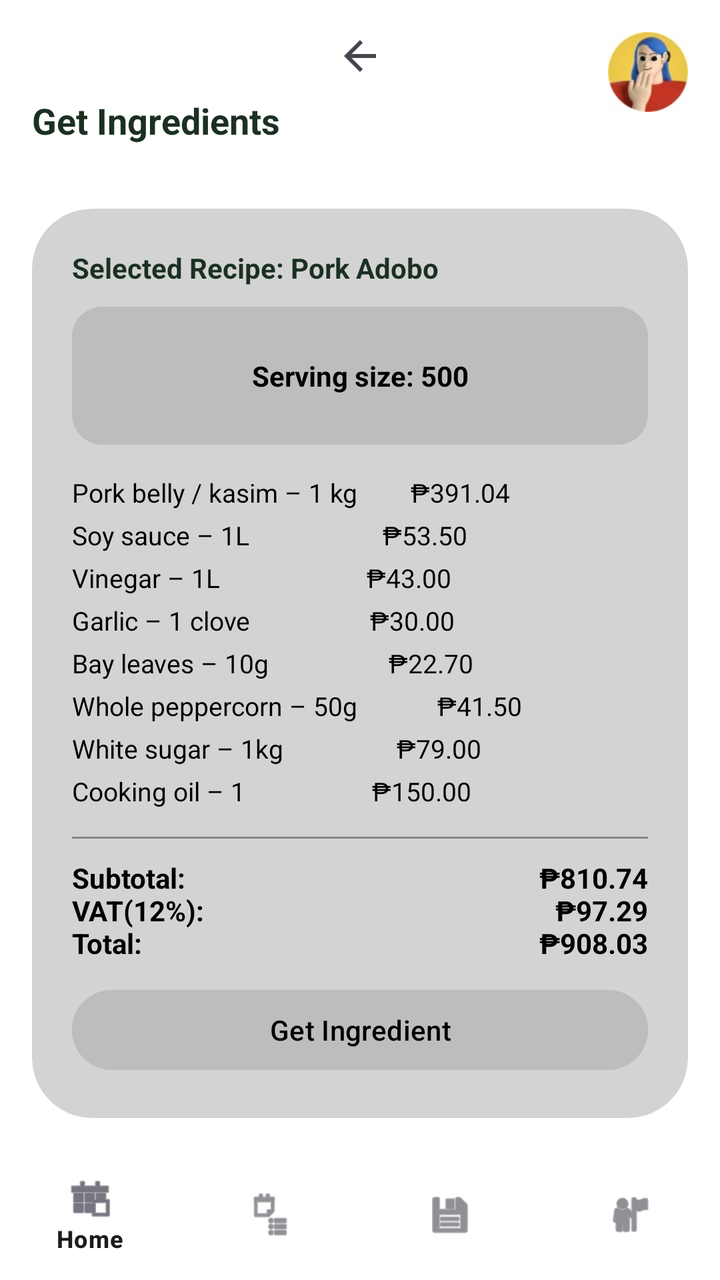
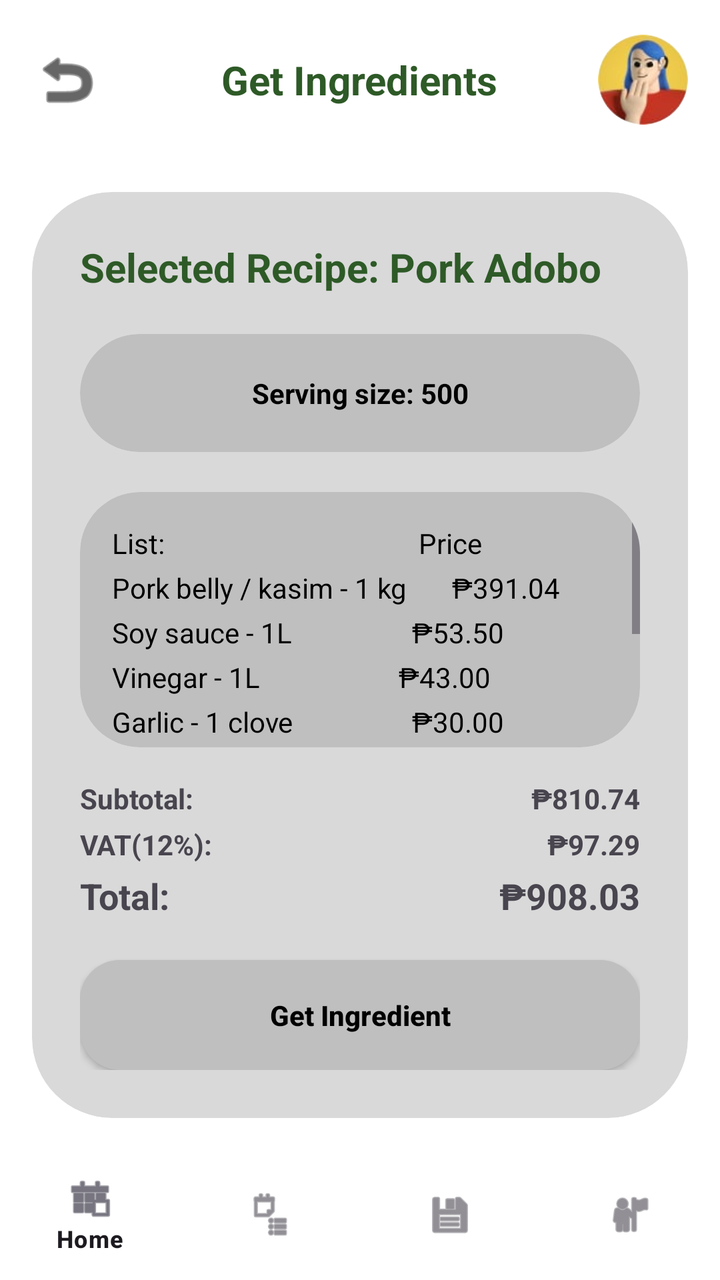

Screens rendered from an Android XML layout before and after an edit, with the pre-edit source and the edit as a unified diff.
<!-- AndroidManifest.xml: application theme Theme.ILutoMo -->
<!-- res/layout/activity_get_ingredients.xml -->
<?xml version="1.0" encoding="utf-8"?>
<androidx.constraintlayout.widget.ConstraintLayout xmlns:android="http://schemas.android.com/apk/res/android"
    xmlns:app="http://schemas.android.com/apk/res-auto"
    android:layout_width="match_parent"
    android:layout_height="match_parent"
    android:background="#FFFFFF">

    <RelativeLayout
        android:id="@+id/header"
        android:layout_width="match_parent"
        android:layout_height="wrap_content"
        android:padding="16dp"
        app:layout_constraintTop_toTopOf="parent">

        <ImageButton
            android:id="@+id/btnBack"
            android:layout_width="wrap_content"
            android:layout_height="wrap_content"
            android:src="@drawable/abc_ic_ab_back_material"
            android:background="?attr/selectableItemBackgroundBorderless"
            android:layout_centerHorizontal="true"
            android:contentDescription="Back" />

        <TextView
            android:layout_width="wrap_content"
            android:layout_height="wrap_content"
            android:text="Get Ingredients"
            android:textColor="#1B3022"
            android:textStyle="bold"
            android:textSize="18sp"
            android:layout_below="@id/btnBack"
            android:layout_marginTop="8dp"/>

        <ImageView
            android:layout_width="40dp"
            android:layout_height="40dp"
            android:src="@drawable/my_profile"
            android:layout_alignParentEnd="true"/>
    </RelativeLayout>

    <androidx.cardview.widget.CardView
        android:layout_width="match_parent"
        android:layout_height="0dp"
        android:layout_margin="16dp"
        app:cardBackgroundColor="#D3D3D3"
        app:cardCornerRadius="30dp"
        app:cardElevation="0dp"
        app:layout_constraintTop_toBottomOf="@id/header"
        app:layout_constraintBottom_toTopOf="@id/bottomNav">

        <LinearLayout
            android:layout_width="match_parent"
            android:layout_height="match_parent"
            android:orientation="vertical"
            android:padding="20dp">

            <TextView
                android:layout_width="wrap_content"
                android:layout_height="wrap_content"
                android:text="Selected Recipe: Pork Adobo"
                android:textColor="#1B3022"
                android:textStyle="bold"
                android:layout_marginBottom="10dp"/>

            <TextView
                android:layout_width="match_parent"
                android:layout_height="wrap_content"
                android:text="Serving size: 500"
                android:gravity="center"
                android:background="@drawable/rounded_corner_grey"
                android:padding="25dp"
                android:textStyle="bold"
                android:textColor="#000000"
                android:layout_marginBottom="15dp"/>

            <TextView
                android:layout_width="match_parent"
                android:layout_height="0dp"
                android:layout_weight="1"
                android:text="Pork belly / kasim – 1 kg        ₱391.04\nSoy sauce – 1L                    ₱53.50\nVinegar – 1L                      ₱43.00\nGarlic – 1 clove                  ₱30.00\nBay leaves – 10g                  ₱22.70\nWhole peppercorn – 50g            ₱41.50\nWhite sugar – 1kg                 ₱79.00\nCooking oil – 1                   ₱150.00"
                android:textColor="#000000"
                android:textSize="13sp"
                android:lineSpacingExtra="6dp"/>

            <View android:layout_width="match_parent" android:layout_height="1dp" android:background="#888888" android:layout_marginVertical="10dp"/>

            <RelativeLayout android:layout_width="match_parent" android:layout_height="wrap_content">
                <TextView android:text="Subtotal:\nVAT(12%):\nTotal:" android:textStyle="bold" android:textColor="#000000" android:layout_width="wrap_content" android:layout_height="wrap_content"/>
                <TextView android:text="₱810.74\n₱97.29\n₱908.03" android:textStyle="bold" android:textColor="#000000" android:layout_alignParentEnd="true" android:gravity="end" android:layout_width="wrap_content" android:layout_height="wrap_content"/>
            </RelativeLayout>

            <Button
                android:layout_width="match_parent"
                android:layout_height="wrap_content"
                android:text="Get Ingredient"
                android:textAllCaps="false"
                android:layout_marginTop="10dp"
                android:backgroundTint="#BDBDBD"
                android:textColor="#000000"
                app:cornerRadius="20dp"/>
        </LinearLayout>
    </androidx.cardview.widget.CardView>

    <com.google.android.material.bottomnavigation.BottomNavigationView
        android:id="@+id/bottomNav"
        android:layout_width="match_parent"
        android:layout_height="65dp"
        android:background="#FFFFFF"
        app:menu="@menu/bottom_nav_menu"
        app:layout_constraintBottom_toBottomOf="parent" />

</androidx.constraintlayout.widget.ConstraintLayout>
<!-- resources referenced by this layout -->
<resources>
  <!-- drawable my_profile: png bitmap (drawable, 11813 bytes) -->
  <!-- drawable rounded_corner_grey (drawable) -->
  <?xml version="1.0" encoding="utf-8"?>
  <shape xmlns:android="http://schemas.android.com/apk/res/android">
      <solid android:color="#BDBDBD" /> <corners android:radius="15dp" />
  </shape>
  <style name="Theme.ILutoMo" parent="Base.Theme.ILutoMo" />
  <style name="Base.Theme.ILutoMo" parent="Theme.Material3.DayNight.NoActionBar">
          
          
      </style>
</resources>

<!-- the commit's change to res/layout/activity_get_ingredients.xml (unified diff, before → after) -->
@@ -1,5 +1,5 @@
 <?xml version="1.0" encoding="utf-8"?>
-<androidx.constraintlayout.widget.ConstraintLayout xmlns:android="http://schemas.android.com/apk/res/android"
+<RelativeLayout xmlns:android="http://schemas.android.com/apk/res/android"
     xmlns:app="http://schemas.android.com/apk/res-auto"
     android:layout_width="match_parent"
     android:layout_height="match_parent"
@@ -8,96 +8,125 @@
     <RelativeLayout
         android:id="@+id/header"
         android:layout_width="match_parent"
-        android:layout_height="wrap_content"
-        android:padding="16dp"
-        app:layout_constraintTop_toTopOf="parent">
+        android:layout_height="80dp"
+        android:paddingHorizontal="16dp">
 
-        <ImageButton
+        <ImageView
             android:id="@+id/btnBack"
-            android:layout_width="wrap_content"
-            android:layout_height="wrap_content"
-            android:src="@drawable/abc_ic_ab_back_material"
-            android:background="?attr/selectableItemBackgroundBorderless"
-            android:layout_centerHorizontal="true"
-            android:contentDescription="Back" />
+            android:layout_width="35dp"
+            android:layout_height="35dp"
+            android:layout_centerVertical="true"
+            android:src="@android:drawable/ic_menu_revert"
+            app:tint="#000000" />
 
         <TextView
             android:layout_width="wrap_content"
             android:layout_height="wrap_content"
+            android:layout_centerInParent="true"
             android:text="Get Ingredients"
-            android:textColor="#1B3022"
-            android:textStyle="bold"
-            android:textSize="18sp"
-            android:layout_below="@id/btnBack"
-            android:layout_marginTop="8dp"/>
+            android:textColor="#2E5A27"
+            android:textSize="20sp"
+            android:textStyle="bold" />
 
-        <ImageView
-            android:layout_width="40dp"
-            android:layout_height="40dp"
+        <com.google.android.material.imageview.ShapeableImageView
+            android:layout_width="45dp"
+            android:layout_height="45dp"
+            android:layout_alignParentEnd="true"
+            android:layout_centerVertical="true"
             android:src="@drawable/my_profile"
-            android:layout_alignParentEnd="true"/>
+            android:background="#FFD54F"
+            app:shapeAppearanceOverlay="@style/CircleImage" />
     </RelativeLayout>
 
     <androidx.cardview.widget.CardView
         android:layout_width="match_parent"
-        android:layout_height="0dp"
+        android:layout_height="match_parent"
+        android:layout_below="@id/header"
+        android:layout_above="@+id/bottomNav"
         android:layout_margin="16dp"
-        app:cardBackgroundColor="#D3D3D3"
-        app:cardCornerRadius="30dp"
+        app:cardCornerRadius="40dp"
         app:cardElevation="0dp"
-        app:layout_constraintTop_toBottomOf="@id/header"
-        app:layout_constraintBottom_toTopOf="@id/bottomNav">
+        app:cardBackgroundColor="#D9D9D9">
 
         <LinearLayout
             android:layout_width="match_parent"
             android:layout_height="match_parent"
             android:orientation="vertical"
-            android:padding="20dp">
+            android:padding="24dp">
 
             <TextView
                 android:layout_width="wrap_content"
                 android:layout_height="wrap_content"
                 android:text="Selected Recipe: Pork Adobo"
-                android:textColor="#1B3022"
-                android:textStyle="bold"
-                android:layout_marginBottom="10dp"/>
+                android:textColor="#2E5A27"
+                android:textSize="20sp"
+                android:textStyle="bold" />
 
-            <TextView
+            <androidx.cardview.widget.CardView
                 android:layout_width="match_parent"
                 android:layout_height="wrap_content"
-                android:text="Serving size: 500"
-                android:gravity="center"
-                android:background="@drawable/rounded_corner_grey"
-                android:padding="25dp"
-                android:textStyle="bold"
-                android:textColor="#000000"
-                android:layout_marginBottom="15dp"/>
+                android:layout_marginTop="20dp"
+                app:cardCornerRadius="30dp"
+                app:cardBackgroundColor="#BFBFBF"
+                app:cardElevation="0dp">
+                <TextView
+                    android:layout_width="match_parent"
+                    android:layout_height="wrap_content"
+                    android:padding="20dp"
+                    android:gravity="center"
+                    android:text="Serving size: 500"
+                    android:textColor="#000000"
+                    android:textStyle="bold" />
+            </androidx.cardview.widget.CardView>
 
-            <TextView
+            <androidx.cardview.widget.CardView
                 android:layout_width="match_parent"
                 android:layout_height="0dp"
                 android:layout_weight="1"
-                android:text="Pork belly / kasim – 1 kg        ₱391.04\nSoy sauce – 1L                    ₱53.50\nVinegar – 1L                      ₱43.00\nGarlic – 1 clove                  ₱30.00\nBay leaves – 10g                  ₱22.70\nWhole peppercorn – 50g            ₱41.50\nWhite sugar – 1kg                 ₱79.00\nCooking oil – 1                   ₱150.00"
-                android:textColor="#000000"
-                android:textSize="13sp"
-                android:lineSpacingExtra="6dp"/>
+                android:layout_marginTop="20dp"
+                app:cardCornerRadius="30dp"
+                app:cardBackgroundColor="#BFBFBF"
+                app:cardElevation="0dp">
+                <ScrollView android:layout_width="match_parent" android:layout_height="match_parent">
+                    <TextView
+                        android:layout_width="match_parent"
+                        android:layout_height="wrap_content"
+                        android:padding="16dp"
+                        android:lineSpacingExtra="6dp"
+                        android:text="List: \t\t\t\t\t\t\t\t\t\t\t\t\t\t\t\t\t\t\tPrice\nPork belly / kasim - 1 kg \t\t\t ₱391.04\nSoy sauce - 1L \t\t\t\t\t\t\t\t\t ₱53.50\nVinegar - 1L \t\t\t\t\t\t\t\t\t\t ₱43.00\nGarlic - 1 clove \t\t\t\t\t\t\t\t ₱30.00\nBay leaves - 10g \t\t\t\t\t\t\t ₱22.70\nWhole peppercorn - 50g \t\t\t ₱41.50\nWhite sugar - 1kg \t\t\t\t\t\t ₱79.00\nCooking oil - 1 \t\t\t\t\t\t\t\t ₱150.00"
+                        android:textColor="#000000" />
+                </ScrollView>
+            </androidx.cardview.widget.CardView>
 
-            <View android:layout_width="match_parent" android:layout_height="1dp" android:background="#888888" android:layout_marginVertical="10dp"/>
-
-            <RelativeLayout android:layout_width="match_parent" android:layout_height="wrap_content">
-                <TextView android:text="Subtotal:\nVAT(12%):\nTotal:" android:textStyle="bold" android:textColor="#000000" android:layout_width="wrap_content" android:layout_height="wrap_content"/>
-                <TextView android:text="₱810.74\n₱97.29\n₱908.03" android:textStyle="bold" android:textColor="#000000" android:layout_alignParentEnd="true" android:gravity="end" android:layout_width="wrap_content" android:layout_height="wrap_content"/>
-            </RelativeLayout>
-
-            <Button
+            <LinearLayout
                 android:layout_width="match_parent"
                 android:layout_height="wrap_content"
+                android:layout_marginTop="16dp"
+                android:orientation="vertical">
+                <RelativeLayout android:layout_width="match_parent" android:layout_height="wrap_content">
+                    <TextView android:layout_width="wrap_content" android:layout_height="wrap_content" android:text="Subtotal:" android:textStyle="bold" />
+                    <TextView android:layout_width="wrap_content" android:layout_height="wrap_content" android:layout_alignParentEnd="true" android:text="₱810.74" android:textStyle="bold" />
+                </RelativeLayout>
+                <RelativeLayout android:layout_width="match_parent" android:layout_height="wrap_content" android:layout_marginTop="4dp">
+                    <TextView android:layout_width="wrap_content" android:layout_height="wrap_content" android:text="VAT(12%):" android:textStyle="bold" />
+                    <TextView android:layout_width="wrap_content" android:layout_height="wrap_content" android:layout_alignParentEnd="true" android:text="₱97.29" android:textStyle="bold" />
+                </RelativeLayout>
+                <RelativeLayout android:layout_width="match_parent" android:layout_height="wrap_content" android:layout_marginTop="4dp">
+                    <TextView android:layout_width="wrap_content" android:layout_height="wrap_content" android:text="Total:" android:textStyle="bold" android:textSize="18sp" />
+                    <TextView android:layout_width="wrap_content" android:layout_height="wrap_content" android:layout_alignParentEnd="true" android:text="₱908.03" android:textStyle="bold" android:textSize="18sp" />
+                </RelativeLayout>
+            </LinearLayout>
+
+            <androidx.appcompat.widget.AppCompatButton
+                android:id="@+id/btnGetIngredientAction"
+                android:layout_width="match_parent"
+                android:layout_height="55dp"
+                android:layout_marginTop="20dp"
+                android:background="@drawable/rounded_button_grey"
                 android:text="Get Ingredient"
                 android:textAllCaps="false"
-                android:layout_marginTop="10dp"
-                android:backgroundTint="#BDBDBD"
                 android:textColor="#000000"
-                app:cornerRadius="20dp"/>
+                android:textStyle="bold" />
         </LinearLayout>
     </androidx.cardview.widget.CardView>
 
@@ -105,8 +134,8 @@
         android:id="@+id/bottomNav"
         android:layout_width="match_parent"
         android:layout_height="65dp"
+        android:layout_alignParentBottom="true"
         android:background="#FFFFFF"
-        app:menu="@menu/bottom_nav_menu"
-        app:layout_constraintBottom_toBottomOf="parent" />
+        app:menu="@menu/bottom_nav_menu" />
 
-</androidx.constraintlayout.widget.ConstraintLayout>
+</RelativeLayout>
<!-- resource entries referenced after the edit -->
@@ -1,11 +1,14 @@
 <!-- resources referenced by this layout -->
 <resources>
   <!-- drawable my_profile: png bitmap (drawable, 11813 bytes) -->
-  <!-- drawable rounded_corner_grey (drawable) -->
-  <?xml version="1.0" encoding="utf-8"?>
+  <!-- drawable rounded_button_grey (drawable) -->
   <shape xmlns:android="http://schemas.android.com/apk/res/android">
-      <solid android:color="#BDBDBD" /> <corners android:radius="15dp" />
+      <solid android:color="#BFBFBF"/>
+      <corners android:radius="20dp"/>
   </shape>
+  <style name="CircleImage">
+          <item name="cornerSize">50%</item>
+      </style>
   <style name="Theme.ILutoMo" parent="Base.Theme.ILutoMo" />
   <style name="Base.Theme.ILutoMo" parent="Theme.Material3.DayNight.NoActionBar">
           
